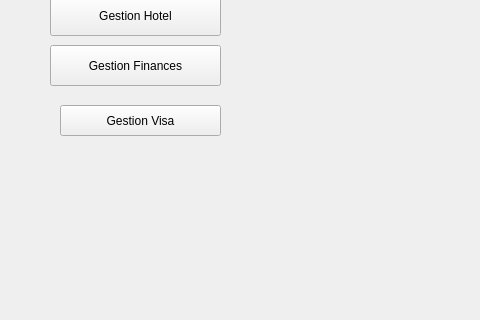
Before: the Qt Designer form mainwindow.ui in didaa16/Smart_Business_travel_agency_2A34, drawn with Qt 5; both pictures show x 0 to 480 and y 235 to 555 of the 1127 by 730 pixel window.
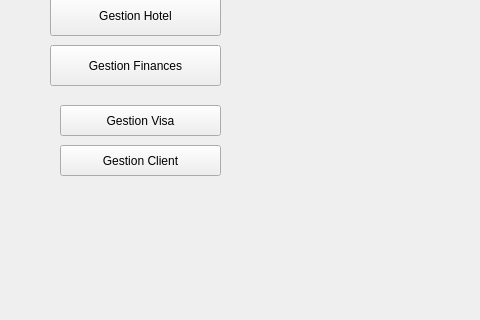
After: the same form once the commit is applied. Icons and pictures are not drawn.

Commit message: Integration n°4 gestion client

The edit to the form file:
```diff
--- a/mainwindow.ui
+++ b/mainwindow.ui
@@ -61,6 +61,19 @@
      <string>Gestion Visa</string>
     </property>
    </widget>
+   <widget class="QPushButton" name="pushButton_4">
+    <property name="geometry">
+     <rect>
+      <x>60</x>
+      <y>380</y>
+      <width>161</width>
+      <height>31</height>
+     </rect>
+    </property>
+    <property name="text">
+     <string>Gestion Client</string>
+    </property>
+   </widget>
   </widget>
   <widget class="QMenuBar" name="menubar">
    <property name="geometry">
```
The commit also changes 16 other files.
